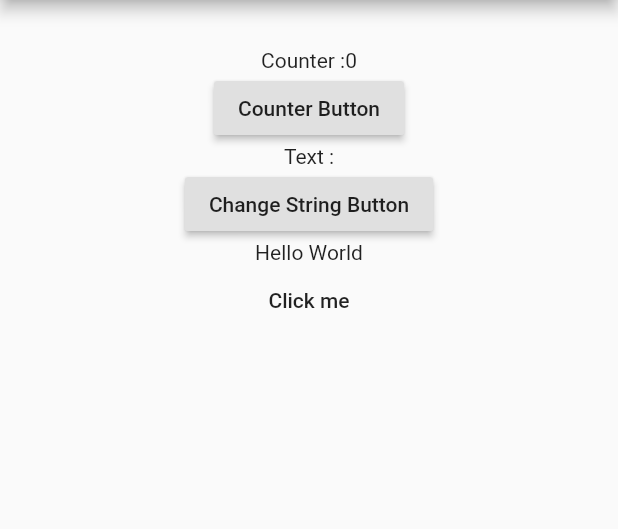
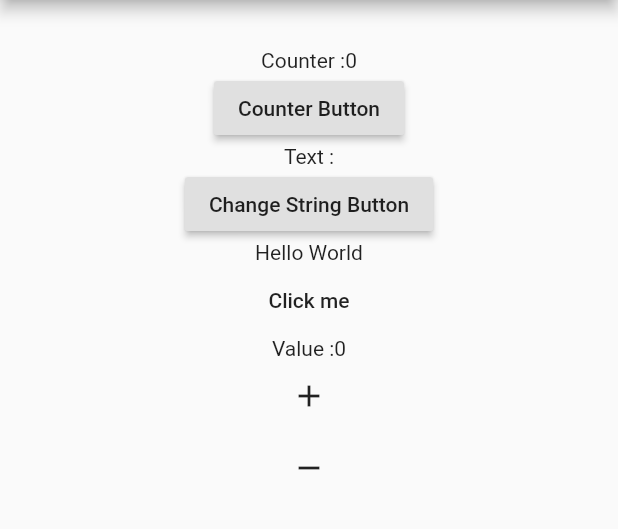
Before and after one commit to MuhammadAliGhaffar/FlutterWigetButton, a Flutter app: the screen it shows after launch, on a phone screen of 412 x 824 dp, the part 84-613 px from its top. Run offline on Flutter 3.47's test engine with Material 2 defaults, Android fonts, the phone set to English and light mode, and no system bars.

Commit message:
Icon Button

```diff
--- a/lib/main.dart
+++ b/lib/main.dart
@@ -19,6 +19,7 @@ class _State extends State<MyApp> {
   int count = 0;
   String str = '';
   String _value = 'Hello World';
+  int val = 0;
 
   @override
   Widget build(BuildContext context) {
@@ -42,7 +43,10 @@ class _State extends State<MyApp> {
                 child: new Text('Change String Button'),
               ),
               new Text(this._value),
-              new FlatButton(onPressed: onPressed,child: new Text('Click me'),)
+              new FlatButton(onPressed: onPressed,child: new Text('Click me'),),
+              new Text('Value :${this.val}'),
+              new IconButton(onPressed: addition, icon: new Icon(Icons.add)),
+              new IconButton(onPressed: subtract, icon: new Icon(Icons.remove))
             ],
           ),
         ),
@@ -67,4 +71,16 @@ class _State extends State<MyApp> {
       this._value= new DateTime.now().toString();
     });
   }
+
+  void addition(){
+    setState(() {
+      this.val++;
+    });
+  }
+
+  void subtract(){
+    setState(() {
+      this.val--;
+    });
+  }
 }
```
